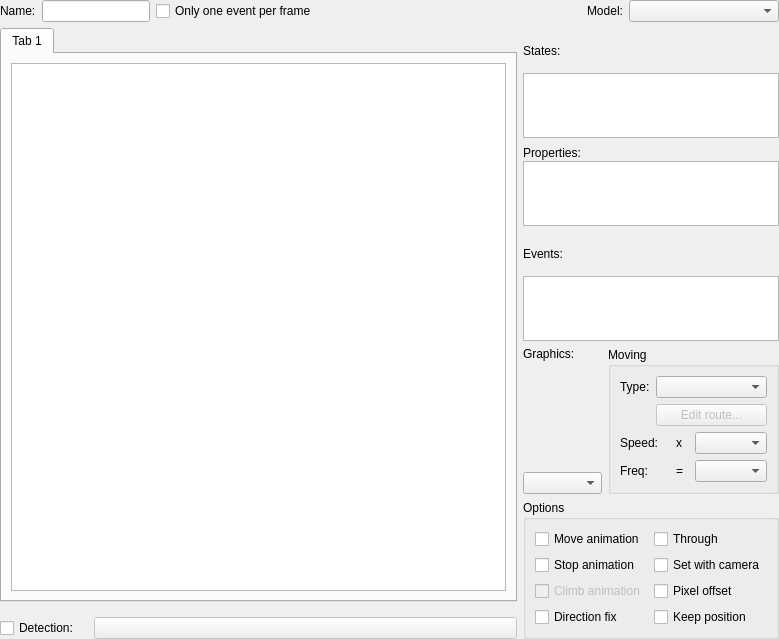
Before: the Qt Designer form Editor/CustomWidgets/panelobject.ui in RPG-Paper-Maker/RPG-Paper-Maker, drawn with Qt 5.
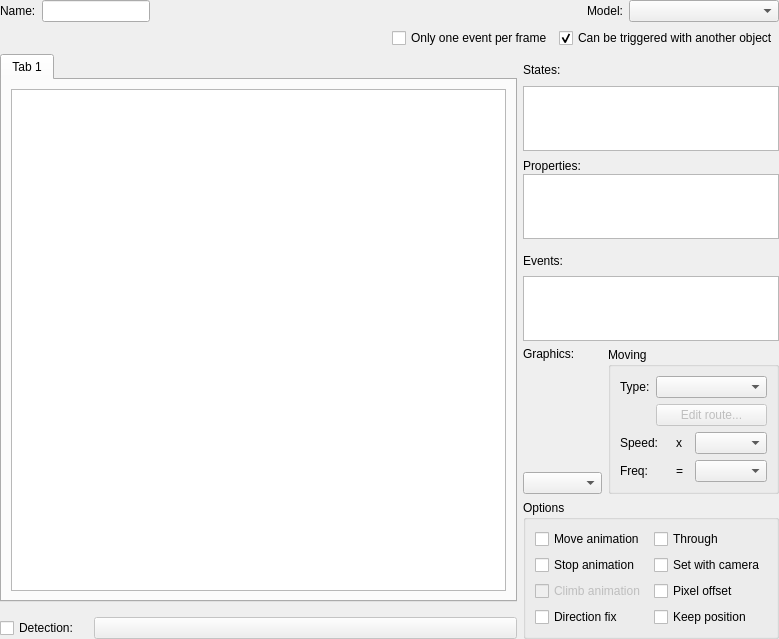
After: the same form once the commit is applied. Custom widgets are drawn as their Qt base class.

Commit message: Object option: cannot be triggered with another object

The edit to the form file:
```diff
--- a/Editor/CustomWidgets/panelobject.ui
+++ b/Editor/CustomWidgets/panelobject.ui
@@ -27,9 +27,9 @@
     <number>0</number>
    </property>
    <item row="0" column="0">
-    <layout class="QVBoxLayout" name="verticalLayout_8" stretch="0,1">
+    <layout class="QVBoxLayout" name="verticalLayout_8" stretch="0,0,1">
      <item>
-      <layout class="QHBoxLayout" name="horizontalLayout" stretch="0,0,0,1,0,0">
+      <layout class="QHBoxLayout" name="horizontalLayout" stretch="0,0,1,0,0">
        <item>
         <widget class="QLabel" name="labelName">
          <property name="text">
@@ -40,13 +40,6 @@
        <item>
         <widget class="QLineEdit" name="lineEditName"/>
        </item>
-       <item>
-        <widget class="QCheckBox" name="checkBoxOneEventPerFrame">
-         <property name="text">
-          <string>Only one event per frame</string>
-         </property>
-        </widget>
-       </item>
        <item>
         <spacer name="horizontalSpacer">
          <property name="orientation">
@@ -88,6 +81,40 @@
        </item>
       </layout>
      </item>
+     <item>
+      <layout class="QHBoxLayout" name="horizontalLayout_4" stretch="1,0,0">
+       <item>
+        <spacer name="horizontalSpacer_2">
+         <property name="orientation">
+          <enum>Qt::Horizontal</enum>
+         </property>
+         <property name="sizeHint" stdset="0">
+          <size>
+           <width>40</width>
+           <height>20</height>
+          </size>
+         </property>
+        </spacer>
+       </item>
+       <item>
+        <widget class="QCheckBox" name="checkBoxOneEventPerFrame">
+         <property name="text">
+          <string>Only one event per frame</string>
+         </property>
+        </widget>
+       </item>
+       <item>
+        <widget class="QCheckBox" name="checkBoxCanBeTriggeredAnotherObject">
+         <property name="text">
+          <string>Can be triggered with another object</string>
+         </property>
+         <property name="checked">
+          <bool>true</bool>
+         </property>
+        </widget>
+       </item>
+      </layout>
+     </item>
      <item>
       <layout class="QHBoxLayout" name="horizontalLayout_3" stretch="1,0">
        <property name="spacing">
```
The commit also changes 9 other files.
